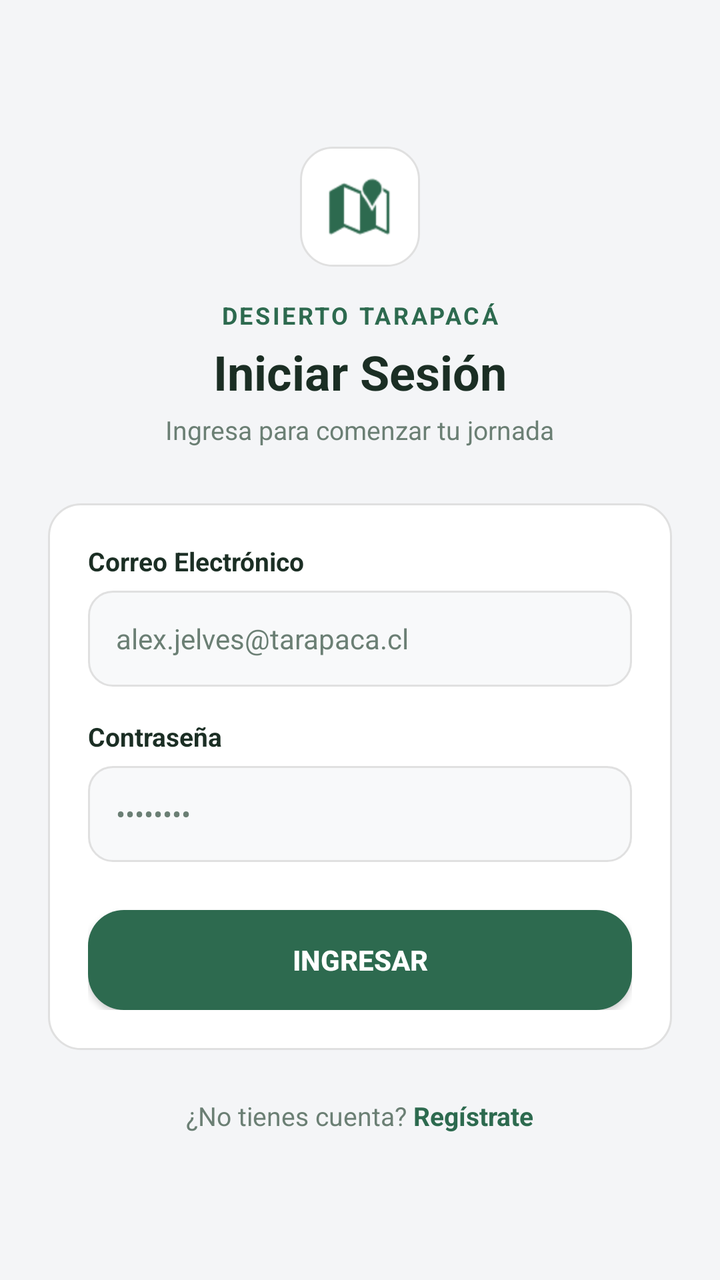
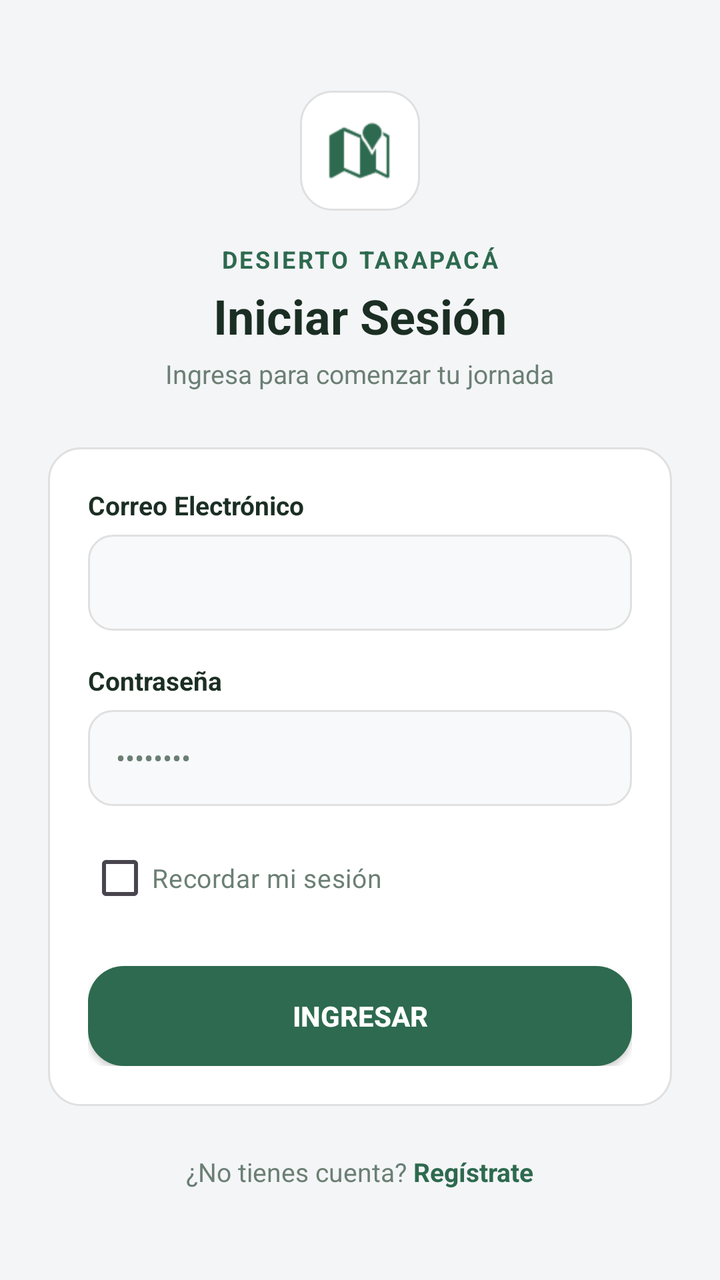

An Android layout rendered at two revisions. The XML below is the earlier revision; the diff shows what the commit changed to produce the second picture.
<!-- AndroidManifest.xml: application theme Theme.DesiertoTarapaca -->
<!-- res/layout/activity_login.xml -->
<?xml version="1.0" encoding="utf-8"?>
<ScrollView xmlns:android="http://schemas.android.com/apk/res/android"
    xmlns:app="http://schemas.android.com/apk/res-auto"
    android:layout_width="match_parent"
    android:layout_height="match_parent"
    android:background="@color/home_bg"
    android:fillViewport="true">

    <LinearLayout
        android:layout_width="match_parent"
        android:layout_height="wrap_content"
        android:gravity="center"
        android:orientation="vertical"
        android:padding="24dp">

        <ImageView
            android:layout_width="60dp"
            android:layout_height="60dp"
            android:background="@drawable/bg_white_card"
            android:padding="14dp"
            android:src="@android:drawable/ic_dialog_map"
            app:tint="@color/green_tile" />

        <TextView
            android:layout_width="wrap_content"
            android:layout_height="wrap_content"
            android:layout_marginTop="16dp"
            android:text="DESIERTO TARAPACÁ"
            android:textColor="@color/green_tile"
            android:letterSpacing="0.1"
            android:textSize="12sp"
            android:textStyle="bold" />

        <TextView
            android:layout_width="wrap_content"
            android:layout_height="wrap_content"
            android:layout_marginTop="4dp"
            android:text="Iniciar Sesión"
            android:textColor="@color/text_main"
            android:textSize="24sp"
            android:textStyle="bold" />

        <TextView
            android:layout_width="wrap_content"
            android:layout_height="wrap_content"
            android:layout_marginTop="4dp"
            android:text="Ingresa para comenzar tu jornada"
            android:textColor="@color/text_muted"
            android:textSize="13sp" />

        <LinearLayout
            android:layout_width="match_parent"
            android:layout_height="wrap_content"
            android:layout_marginTop="28dp"
            android:background="@drawable/bg_white_card"
            android:orientation="vertical"
            android:padding="20dp">

            <TextView
                android:layout_width="match_parent"
                android:layout_height="wrap_content"
                android:layout_marginBottom="6dp"
                android:text="Correo Electrónico"
                android:textColor="@color/text_main"
                android:textSize="13sp"
                android:textStyle="bold" />

            <EditText
                android:id="@+id/etEmailLogin"
                android:layout_width="match_parent"
                android:layout_height="48dp"
                android:background="@drawable/bg_input_field"
                android:hint="alex.jelves@tarapaca.cl"
                android:inputType="textEmailAddress"
                android:paddingHorizontal="14dp"
                android:textColor="@color/text_main"
                android:textColorHint="@color/text_muted"
                android:textSize="14sp" />

            <TextView
                android:layout_width="match_parent"
                android:layout_height="wrap_content"
                android:layout_marginTop="16dp"
                android:layout_marginBottom="6dp"
                android:text="Contraseña"
                android:textColor="@color/text_main"
                android:textSize="13sp"
                android:textStyle="bold" />

            <EditText
                android:id="@+id/etPasswordLogin"
                android:layout_width="match_parent"
                android:layout_height="48dp"
                android:background="@drawable/bg_input_field"
                android:hint="••••••••"
                android:inputType="textPassword"
                android:paddingHorizontal="14dp"
                android:textColor="@color/text_main"
                android:textColorHint="@color/text_muted"
                android:textSize="14sp" />

            <androidx.appcompat.widget.AppCompatButton
                android:id="@+id/btnLogin"
                android:layout_width="match_parent"
                android:layout_height="50dp"
                android:layout_marginTop="24dp"
                android:background="@drawable/bg_green_tile"
                android:text="INGRESAR"
                android:textColor="@color/text_light"
                android:textSize="14sp"
                android:textStyle="bold" />

        </LinearLayout>

        <LinearLayout
            android:layout_width="wrap_content"
            android:layout_height="wrap_content"
            android:layout_marginTop="24dp"
            android:orientation="horizontal">

            <TextView
                android:layout_width="wrap_content"
                android:layout_height="wrap_content"
                android:text="¿No tienes cuenta? "
                android:textColor="@color/text_muted"
                android:textSize="13sp" />

            <TextView
                android:id="@+id/tvIrARegistro"
                android:layout_width="wrap_content"
                android:layout_height="wrap_content"
                android:text="Regístrate"
                android:textColor="@color/green_tile"
                android:textStyle="bold"
                android:textSize="13sp" />
        </LinearLayout>

    </LinearLayout>
</ScrollView>
<!-- resources referenced by this layout -->
<resources>
  <color name="green_tile">#2D6A4F</color>
  <color name="home_bg">#F4F5F7</color>
  <color name="text_light">#FFFFFF</color>
  <color name="text_main">#1B2E24</color>
  <color name="text_muted">#6B7F74</color>
  <!-- drawable bg_green_tile (drawable) -->
  <?xml version="1.0" encoding="utf-8"?>
  <ripple xmlns:android="http://schemas.android.com/apk/res/android"
      android:color="@color/green_tile_pressed">
      <item>
          <shape android:shape="rectangle">
              <solid android:color="@color/green_tile" />
              <corners android:radius="18dp" />
          </shape>
      </item>
  </ripple>
  <!-- drawable bg_input_field (drawable) -->
  <?xml version="1.0" encoding="utf-8"?>
  <shape xmlns:android="http://schemas.android.com/apk/res/android"
      android:shape="rectangle">
      <solid android:color="#F8F9FA" />
      <stroke
          android:width="1dp"
          android:color="#E0E0E0" />
      <corners android:radius="12dp" />
  </shape>
  <!-- drawable bg_white_card (drawable) -->
  <?xml version="1.0" encoding="utf-8"?>
  <shape xmlns:android="http://schemas.android.com/apk/res/android"
      android:shape="rectangle">
      <solid android:color="@color/card_white" />
      <stroke android:width="1dp" android:color="@color/border_light" />
      <corners android:radius="16dp" />
  </shape>
  <style name="Theme.DesiertoTarapaca" parent="Base.Theme.DesiertoTarapaca" />
  <color name="green_tile_pressed">#1B4332</color>
  <color name="card_white">#FFFFFF</color>
  <color name="border_light">#E0E0E0</color>
  <style name="Base.Theme.DesiertoTarapaca" parent="Theme.Material3.DayNight.NoActionBar">
          
          
      </style>
</resources>

<!-- the commit's change to res/layout/activity_login.xml (unified diff, before → after) -->
@@ -25,9 +25,9 @@
             android:layout_width="wrap_content"
             android:layout_height="wrap_content"
             android:layout_marginTop="16dp"
+            android:letterSpacing="0.1"
             android:text="DESIERTO TARAPACÁ"
             android:textColor="@color/green_tile"
-            android:letterSpacing="0.1"
             android:textSize="12sp"
             android:textStyle="bold" />
 
@@ -70,7 +70,6 @@
                 android:layout_width="match_parent"
                 android:layout_height="48dp"
                 android:background="@drawable/bg_input_field"
-                android:hint="alex.jelves@tarapaca.cl"
                 android:inputType="textEmailAddress"
                 android:paddingHorizontal="14dp"
                 android:textColor="@color/text_main"
@@ -99,11 +98,20 @@
                 android:textColorHint="@color/text_muted"
                 android:textSize="14sp" />
 
+            <CheckBox
+                android:id="@+id/cbRecordarme"
+                android:layout_width="wrap_content"
+                android:layout_height="wrap_content"
+                android:layout_marginTop="12dp"
+                android:text="Recordar mi sesión"
+                android:textColor="@color/text_muted"
+                android:textSize="13sp" />
+
             <androidx.appcompat.widget.AppCompatButton
                 android:id="@+id/btnLogin"
                 android:layout_width="match_parent"
                 android:layout_height="50dp"
-                android:layout_marginTop="24dp"
+                android:layout_marginTop="20dp"
                 android:background="@drawable/bg_green_tile"
                 android:text="INGRESAR"
                 android:textColor="@color/text_light"
@@ -131,8 +139,8 @@
                 android:layout_height="wrap_content"
                 android:text="Regístrate"
                 android:textColor="@color/green_tile"
-                android:textStyle="bold"
-                android:textSize="13sp" />
+                android:textSize="13sp"
+                android:textStyle="bold" />
         </LinearLayout>
 
     </LinearLayout>
